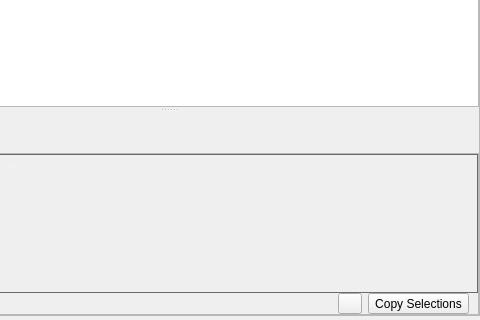
Before: the Qt Designer form src/pyphoplacecellanalysis/GUI/Qt/MainApplicationWindows/LauncherWidget/LauncherWidget.ui in CommanderPho/pyPhoPlaceCellAnalysis, drawn with Qt 5; both pictures show x 143 to 623 and y 396 to 716 of the 623 by 716 pixel window.
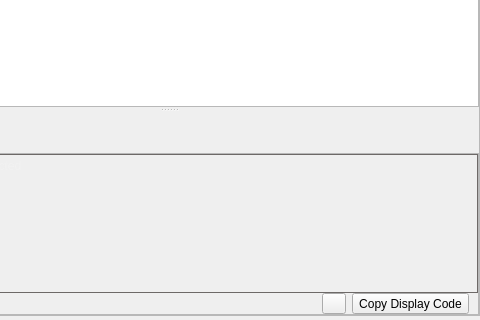
After: the same form once the commit is applied. Icons and pictures are not drawn. Custom widgets are drawn as their Qt base class.

Commit message: added button to graphics launcher widget to copy the active display command code to the clipboard

```diff
--- a/src/pyphoplacecellanalysis/GUI/Qt/MainApplicationWindows/LauncherWidget/LauncherWidget.ui
+++ b/src/pyphoplacecellanalysis/GUI/Qt/MainApplicationWindows/LauncherWidget/LauncherWidget.ui
@@ -487,7 +487,7 @@
                    <string>CopySelections</string>
                   </property>
                   <property name="text">
-                   <string>Copy Selections</string>
+                   <string>Copy Display Code</string>
                   </property>
                   <property name="icon">
                    <iconset theme="edit-copy">
@@ -496,6 +496,9 @@
                   <property name="shortcut">
                    <string>Ctrl+C</string>
                   </property>
+                  <property name="toolButtonStyle">
+                   <enum>Qt::ToolButtonTextBesideIcon</enum>
+                  </property>
                  </widget>
                 </item>
                </layout>
```
Left out of the diff: 10 changed lines with no effect on the pictures. The commit also changes 1 other file.
